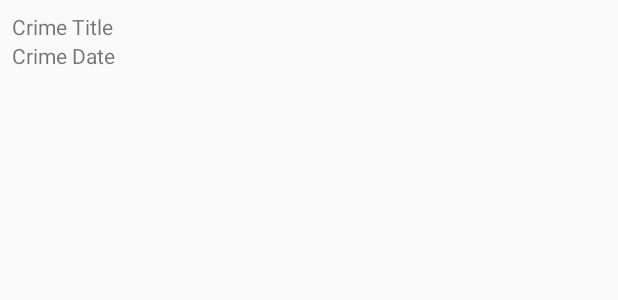
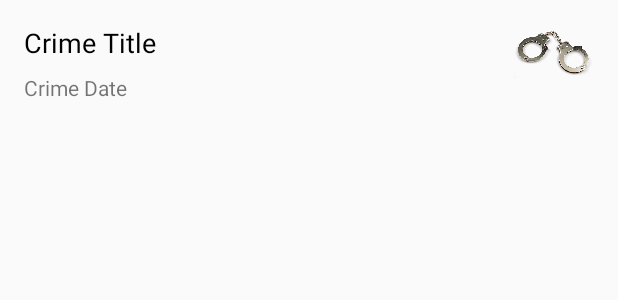
Before and after one commit to semenyutenko/CriminalIntent, an Android app: the layout list_item_crime.xml on its own in the app's theme, with its tools: preview values and no code run, on a phone screen of 412 x 824 dp. Shown: the top 300 px of the screen. Run offline under Robolectric (Android 15) with nearby library versions, the phone set to English and light mode, and no system bars.

```diff
--- a/app/src/main/AndroidManifest.xml
+++ b/app/src/main/AndroidManifest.xml
@@ -16,7 +16,7 @@
             </intent-filter>
         </activity>
 
-        <activity android:name=".CrimeActivity">
+        <activity android:name=".CrimePagerActivity">
         </activity>
     </application>
 
--- a/app/src/main/res/layout/list_item_crime.xml
+++ b/app/src/main/res/layout/list_item_crime.xml
@@ -1,20 +1,46 @@
 <?xml version="1.0" encoding="utf-8"?>
-<LinearLayout xmlns:android="http://schemas.android.com/apk/res/android"
+<android.support.constraint.ConstraintLayout xmlns:android="http://schemas.android.com/apk/res/android"
+    xmlns:app="http://schemas.android.com/apk/res-auto"
+    xmlns:tools="http://schemas.android.com/tools"
+    android:id="@+id/linearLayout"
     android:layout_width="match_parent"
     android:layout_height="wrap_content"
-    android:orientation="vertical"
-    android:padding="8dp">
+    tools:layout_editor_absoluteY="25dp">
 
     <TextView
         android:id="@+id/crime_title"
-        android:layout_width="match_parent"
+        android:layout_width="0dp"
         android:layout_height="wrap_content"
-        android:text="Crime Title" />
+        android:layout_marginStart="16dp"
+        android:layout_marginTop="16dp"
+        android:text="Crime Title"
+        android:textColor="@android:color/black"
+        android:textSize="18sp"
+        app:layout_constraintStart_toStartOf="parent"
+        app:layout_constraintTop_toTopOf="parent" />
 
     <TextView
         android:id="@+id/crime_date"
-        android:layout_width="match_parent"
+        android:layout_width="0dp"
         android:layout_height="wrap_content"
-        android:text="Crime Date" />
+        android:layout_marginStart="16dp"
+        android:layout_marginTop="8dp"
+        android:text="Crime Date"
+        app:layout_constraintStart_toStartOf="parent"
+        app:layout_constraintTop_toBottomOf="@+id/crime_title" />
 
-</LinearLayout>
+    <ImageView
+        android:id="@+id/crime_solved"
+        android:layout_width="wrap_content"
+        android:layout_height="0dp"
+        android:layout_marginBottom="16dp"
+        android:layout_marginEnd="16dp"
+        android:layout_marginTop="16dp"
+        android:adjustViewBounds="true"
+        android:scaleType="fitXY"
+        app:layout_constraintBottom_toBottomOf="parent"
+        app:layout_constraintEnd_toEndOf="parent"
+        app:layout_constraintTop_toTopOf="parent"
+        app:srcCompat="@drawable/handcuffs" />
+
+</android.support.constraint.ConstraintLayout>
```
Also changed, not shown: app/src/main/java/satedshark/com/vk/criminalintent/CrimeActivity.java (+13 -1 lines), app/src/main/java/satedshark/com/vk/criminalintent/CrimeFragment.java (+17 -1 lines), app/src/main/java/satedshark/com/vk/criminalintent/CrimeListFragment.java (+23 -6 lines), app/src/main/java/satedshark/com/vk/criminalintent/CrimePagerActivity.java (added, +55 -0 lines), app/src/main/res/layout/activity_crime_pager.xml (added, +8 -0 lines), app/src/main/res/drawable/handcuffs.png (added).
